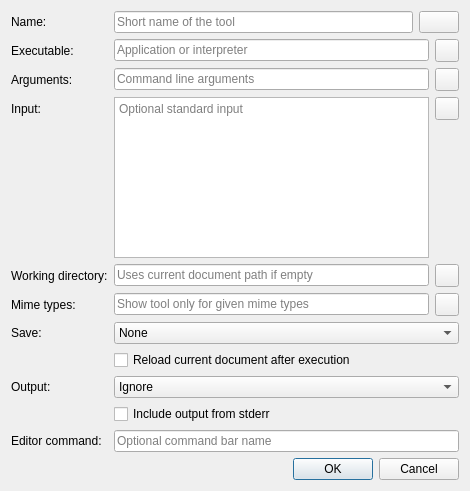
Qt form addons/externaltools/tooldialog.ui (KDE/kate) before a commit.
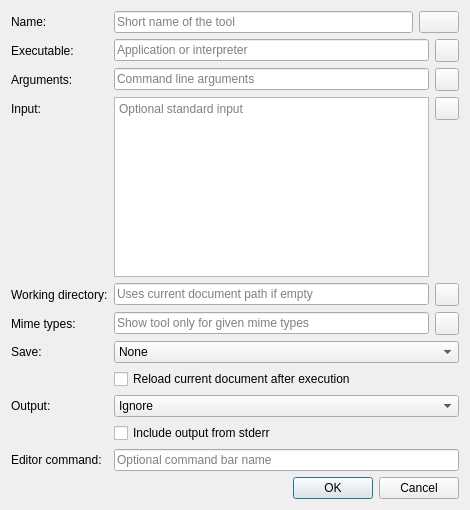
The same form after that commit. Icons and pictures are not drawn. Custom widgets are drawn as their Qt base class.

Commit message: ToolDialog: Fix tab order

The edit to the form file:
```diff
--- a/addons/externaltools/tooldialog.ui
+++ b/addons/externaltools/tooldialog.ui
@@ -7,7 +7,7 @@
     <x>0</x>
     <y>0</y>
     <width>470</width>
-    <height>491</height>
+    <height>510</height>
    </rect>
   </property>
   <property name="windowTitle">
```
Left out of the diff: 19 changed lines with no effect on the pictures.
